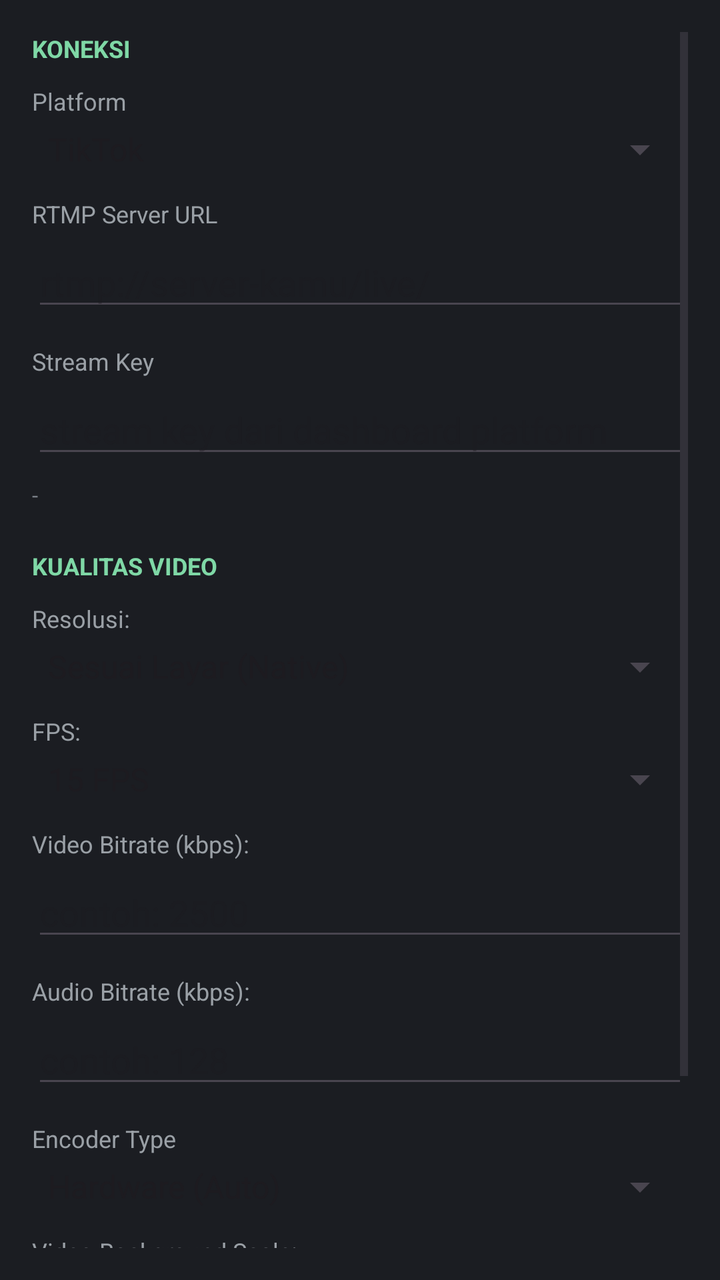
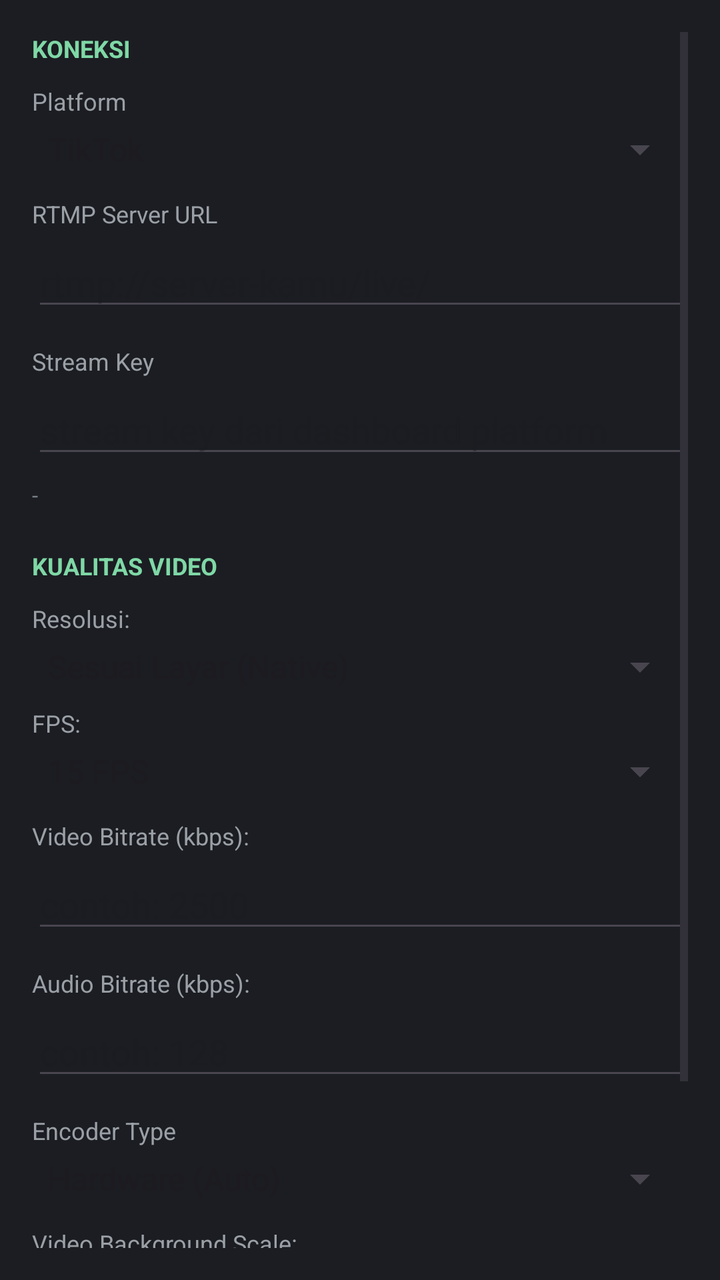

Two renders of the same Android screen: before a commit and after it. Below are the layout's source before the change and the commit's diff.
<!-- AndroidManifest.xml: application theme Theme.NLStudio -->
<!-- res/layout/dialog_settings.xml -->
<?xml version="1.0" encoding="utf-8"?>
<ScrollView xmlns:android="http://schemas.android.com/apk/res/android"
    android:layout_width="match_parent"
    android:layout_height="wrap_content"
    android:background="#1B1D22"
    android:padding="16dp">

    <LinearLayout
        android:layout_width="match_parent"
        android:layout_height="wrap_content"
        android:orientation="vertical">

        
        <TextView
            android:layout_width="wrap_content"
            android:layout_height="wrap_content"
            android:text="KONEKSI"
            android:textColor="#7FD8A6"
            android:textStyle="bold"
            android:textSize="12sp"
            android:layout_marginBottom="10dp" />

        <TextView style="@style/LabelText" android:text="Platform" />
        <Spinner
            android:id="@+id/spinnerPlatform"
            android:layout_width="match_parent"
            android:layout_height="wrap_content"
            android:entries="@array/platform_names"
            android:layout_marginBottom="12dp" />

        <TextView style="@style/LabelText" android:text="RTMP Server URL" />
        <EditText
            android:id="@+id/etServerUrl"
            android:layout_width="match_parent"
            android:layout_height="wrap_content"
            android:hint="rtmp://server-kamu/live/"
            android:inputType="textUri"
            android:textColor="#FFFFFF"
            android:layout_marginBottom="12dp" />

        <TextView style="@style/LabelText" android:text="Stream Key" />
        <EditText
            android:id="@+id/etStreamKey"
            android:layout_width="match_parent"
            android:layout_height="wrap_content"
            android:hint="stream key dari dashboard platform"
            android:inputType="textPassword"
            android:textColor="#FFFFFF"
            android:layout_marginBottom="6dp" />

        <TextView
            android:id="@+id/tvFullUrlPreview"
            android:layout_width="match_parent"
            android:layout_height="wrap_content"
            android:text="-"
            android:textColor="#7A7F87"
            android:textSize="11sp"
            android:layout_marginBottom="20dp" />

        
        <TextView
            android:layout_width="wrap_content"
            android:layout_height="wrap_content"
            android:text="KUALITAS VIDEO"
            android:textColor="#7FD8A6"
            android:textStyle="bold"
            android:textSize="12sp"
            android:layout_marginBottom="10dp" />

        <TextView style="@style/LabelText" android:text="@string/label_resolution" />
        <Spinner
            android:id="@+id/spinnerResolution"
            android:layout_width="match_parent"
            android:layout_height="wrap_content"
            android:entries="@array/resolution_options"
            android:layout_marginBottom="12dp" />

        <TextView style="@style/LabelText" android:text="@string/label_fps" />
        <Spinner
            android:id="@+id/spinnerFps"
            android:layout_width="match_parent"
            android:layout_height="wrap_content"
            android:entries="@array/fps_options"
            android:layout_marginBottom="12dp" />

        <TextView style="@style/LabelText" android:text="@string/label_video_bitrate" />
        <EditText
            android:id="@+id/etVideoBitrate"
            android:layout_width="match_parent"
            android:layout_height="wrap_content"
            android:hint="@string/hint_video_bitrate"
            android:inputType="number"
            android:textColor="#FFFFFF"
            android:layout_marginBottom="12dp" />

        <TextView style="@style/LabelText" android:text="@string/label_audio_bitrate" />
        <EditText
            android:id="@+id/etAudioBitrate"
            android:layout_width="match_parent"
            android:layout_height="wrap_content"
            android:hint="@string/hint_audio_bitrate"
            android:inputType="number"
            android:textColor="#FFFFFF"
            android:layout_marginBottom="12dp" />

        <TextView style="@style/LabelText" android:text="Encoder Type" />
        <Spinner
            android:id="@+id/spinnerEncoderType"
            android:layout_width="match_parent"
            android:layout_height="wrap_content"
            android:entries="@array/encoder_types"
            android:layout_marginBottom="12dp" />

        <TextView style="@style/LabelText" android:text="@string/label_video_bg_scale" />
        <Spinner
            android:id="@+id/spinnerVideoBgScale"
            android:layout_width="match_parent"
            android:layout_height="wrap_content"
            android:entries="@array/video_bg_scale_options"
            android:layout_marginBottom="12dp" />

        <TextView style="@style/LabelText"
            android:text="Tangkap audio dari" />
        <Spinner
            android:id="@+id/spinnerGameAudioApp"
            android:layout_width="match_parent"
            android:layout_height="wrap_content" />
        <TextView
            android:layout_width="wrap_content"
            android:layout_height="wrap_content"
            android:text="Semua Audio Sistem = tangkap semua suara HP. Pilih 1 aplikasi/game untuk tangkap suara aplikasi itu saja."
            android:textColor="#7A7F87"
            android:textSize="11sp" />

    </LinearLayout>
</ScrollView>
<!-- resources referenced by this layout -->
<resources>
  <string-array name="encoder_types">
          <item>Hardware (Auto)</item>
          <item>Software (x264)</item>
      </string-array>
  <string-array name="fps_options">
          <item>15 FPS</item>
          <item>24 FPS</item>
          <item>30 FPS</item>
          <item>60 FPS</item>
      </string-array>
  <string-array name="platform_names">
          <item>TikTok</item>
          <item>YouTube</item>
          <item>Facebook</item>
          <item>Twitch</item>
          <item>Instagram</item>
          <item>Custom / Lainnya</item>
      </string-array>
  <string-array name="resolution_options">
          <item>Sesuai Layar (Native)</item>
          <item>1920x1080 (1080p)</item>
          <item>1280x720 (720p)</item>
          <item>746x420 (420p)</item>
          <item>568x320 (320p)</item>
      </string-array>
  <string-array name="video_bg_scale_options">
          <item>Default (Optimize Auto)</item>
          <item>1080p</item>
          <item>720p</item>
          <item>420p</item>
          <item>320p</item>
      </string-array>
  <string name="hint_audio_bitrate">contoh: 128</string>
  <string name="hint_video_bitrate">contoh: 2500</string>
  <string name="label_audio_bitrate">Audio Bitrate (kbps):</string>
  <string name="label_fps">FPS:</string>
  <string name="label_resolution">Resolusi:</string>
  <string name="label_video_bg_scale">Video Background Scale:</string>
  <string name="label_video_bitrate">Video Bitrate (kbps):</string>
  <style name="LabelText">
          <item name="android:layout_width">wrap_content</item>
          <item name="android:layout_height">wrap_content</item>
          <item name="android:textColor">#9AA0A6</item>
          <item name="android:textSize">12sp</item>
          <item name="android:layout_marginBottom">4dp</item>
      </style>
  <style name="Theme.NLStudio" parent="Base.Theme.NLStudio" />
  <style name="Base.Theme.NLStudio" parent="Theme.Material3.DayNight.NoActionBar">
          
          
      </style>
</resources>

<!-- the commit's change to res/layout/dialog_settings.xml (unified diff, before → after) -->
@@ -73,7 +73,52 @@
             android:layout_width="match_parent"
             android:layout_height="wrap_content"
             android:entries="@array/resolution_options"
-            android:layout_marginBottom="12dp" />
+            android:layout_marginBottom="8dp" />
+
+        <LinearLayout
+            android:id="@+id/llCustomResolution"
+            android:layout_width="match_parent"
+            android:layout_height="wrap_content"
+            android:orientation="horizontal"
+            android:visibility="gone"
+            android:layout_marginBottom="12dp">
+
+            <LinearLayout
+                android:layout_width="0dp"
+                android:layout_height="wrap_content"
+                android:layout_weight="1"
+                android:orientation="vertical"
+                android:layout_marginEnd="8dp">
+
+                <TextView style="@style/LabelText" android:text="Width (px)" />
+                <EditText
+                    android:id="@+id/etCustomResWidth"
+                    android:layout_width="match_parent"
+                    android:layout_height="wrap_content"
+                    android:hint="cth. 1080"
+                    android:inputType="number"
+                    android:maxLength="4"
+                    android:textColor="#FFFFFF" />
+            </LinearLayout>
+
+            <LinearLayout
+                android:layout_width="0dp"
+                android:layout_height="wrap_content"
+                android:layout_weight="1"
+                android:orientation="vertical"
+                android:layout_marginStart="8dp">
+
+                <TextView style="@style/LabelText" android:text="Height (px)" />
+                <EditText
+                    android:id="@+id/etCustomResHeight"
+                    android:layout_width="match_parent"
+                    android:layout_height="wrap_content"
+                    android:hint="cth. 1920"
+                    android:inputType="number"
+                    android:maxLength="4"
+                    android:textColor="#FFFFFF" />
+            </LinearLayout>
+        </LinearLayout>
 
         <TextView style="@style/LabelText" android:text="@string/label_fps" />
         <Spinner
<!-- resource entries referenced after the edit -->
@@ -24,6 +24,7 @@
           <item>1280x720 (720p)</item>
           <item>746x420 (420p)</item>
           <item>568x320 (320p)</item>
+          <item>Custom</item>
       </string-array>
   <string-array name="video_bg_scale_options">
           <item>Default (Optimize Auto)</item>
